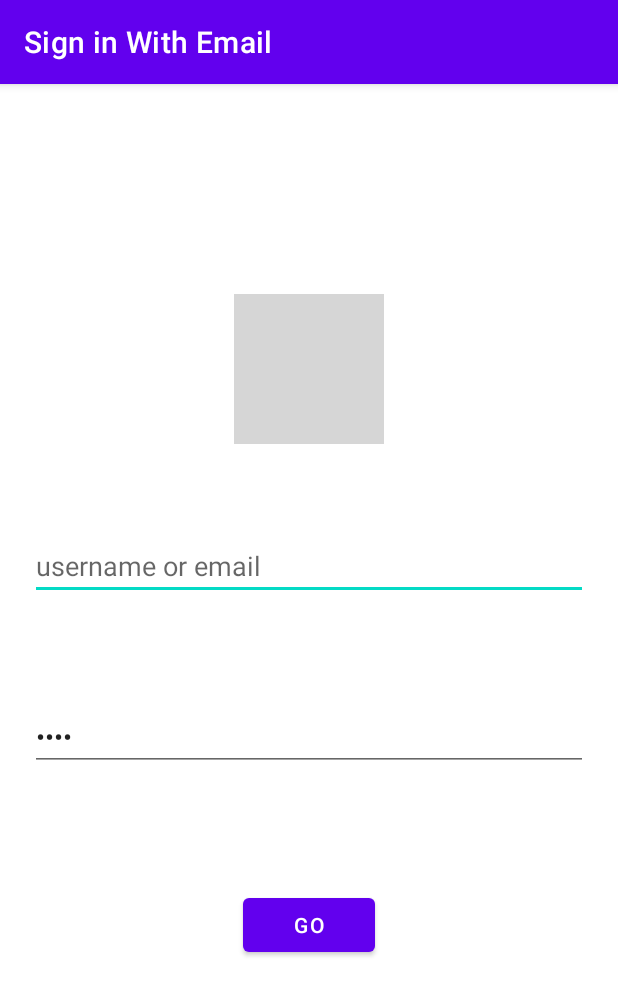
After one commit to maharshi66/PseudoGen, an Android app: the EmailSignInActivity screen opened directly, with no data from a screen before it, on a phone screen of 412 x 824 dp. The commit adds this screen. Shown: the top 996 px of the screen. Run offline under Robolectric (Android 15) with nearby library versions, the phone set to English and light mode, and no system bars; our stand-ins replace Firebase (no records; nobody signed in at launch, a user with empty details on screens opened directly); grey boxes are pictures that could not be loaded.

Commit message:
Added Firebase Authentication check. TODO: Check Database for existing usernames and Alert Dialog for signing up

```diff
--- a/app/build.gradle
+++ b/app/build.gradle
@@ -36,6 +36,8 @@ dependencies {
     implementation 'androidx.constraintlayout:constraintlayout:2.0.4'
     implementation platform('com.google.firebase:firebase-bom:26.1.0')
     implementation 'com.google.firebase:firebase-analytics'
+    implementation 'com.google.firebase:firebase-auth'
+    implementation 'com.google.android.gms:play-services-auth:19.0.0'
     implementation 'androidx.annotation:annotation:1.1.0'
     implementation 'androidx.lifecycle:lifecycle-livedata-ktx:2.2.0'
     implementation 'androidx.lifecycle:lifecycle-viewmodel-ktx:2.2.0'
--- /dev/null
+++ b/app/src/main/java/com/maharshiappdev/pseudogen/EmailSignInActivity.java
@@ -0,0 +1,56 @@
+package com.maharshiappdev.pseudogen;
+
+import androidx.annotation.NonNull;
+import androidx.appcompat.app.AppCompatActivity;
+
+import android.os.Bundle;
+import android.util.Log;
+import android.view.View;
+import android.widget.EditText;
+import android.widget.Toast;
+
+import com.google.android.gms.tasks.OnCompleteListener;
+import com.google.android.gms.tasks.Task;
+import com.google.firebase.auth.AuthResult;
+import com.google.firebase.auth.FirebaseAuth;
+import com.google.firebase.auth.FirebaseUser;
+
+public class EmailSignInActivity extends AppCompatActivity {
+    EditText usernameEditText;
+    EditText passwordEditText;
+    private FirebaseAuth mAuth = FirebaseAuth.getInstance();
+
+    public void signInClicked(View view)
+    {
+        if(mAuth.getCurrentUser() == null)
+        {
+            createNewUser(usernameEditText.getText().toString(), passwordEditText.getText().toString());
+        }
+    }
+
+    @Override
+    protected void onCreate(Bundle savedInstanceState) {
+        super.onCreate(savedInstanceState);
+        setContentView(R.layout.activity_email_sign_in);
+        setTitle("Sign in With Email");
+        usernameEditText = findViewById(R.id.usernameEditText);
+        passwordEditText = findViewById(R.id.passwordEditText);
+    }
+
+    public void createNewUser(String username, String password)
+    {
+        mAuth.createUserWithEmailAndPassword(username, password)
+        .addOnCompleteListener(this, new OnCompleteListener<AuthResult>() {
+            @Override
+            public void onComplete(@NonNull Task<AuthResult> task) {
+                if(task.isSuccessful())
+                {
+                    Log.i("INFO:", "User created " + username);
+                }else
+                {
+                    Toast.makeText(EmailSignInActivity.this, "Sign Up Failed", Toast.LENGTH_SHORT).show();
+                }
+            }
+        });
+    }
+}
--- /dev/null
+++ b/app/src/main/res/layout/activity_email_sign_in.xml
@@ -0,0 +1,68 @@
+<?xml version="1.0" encoding="utf-8"?>
+<androidx.constraintlayout.widget.ConstraintLayout xmlns:android="http://schemas.android.com/apk/res/android"
+    xmlns:app="http://schemas.android.com/apk/res-auto"
+    xmlns:tools="http://schemas.android.com/tools"
+    android:layout_width="match_parent"
+    android:layout_height="match_parent"
+    tools:context=".EmailSignInActivity">
+
+    <ImageView
+        android:id="@+id/imageView2"
+        android:layout_width="100dp"
+        android:layout_height="100dp"
+        android:layout_marginTop="121dp"
+        android:layout_marginBottom="510dp"
+        app:layout_constraintBottom_toBottomOf="parent"
+        app:layout_constraintEnd_toEndOf="parent"
+        app:layout_constraintHorizontal_bias="0.5"
+        app:layout_constraintStart_toStartOf="parent"
+        app:layout_constraintTop_toTopOf="parent"
+        app:srcCompat="@drawable/pseudogenlogo" />
+
+    <EditText
+        android:id="@+id/usernameEditText"
+        android:layout_width="0dp"
+        android:layout_height="wrap_content"
+        android:layout_marginStart="20dp"
+        android:layout_marginTop="50dp"
+        android:layout_marginEnd="20dp"
+        android:layout_marginBottom="415dp"
+        android:ems="10"
+        android:hint="username or email"
+        android:inputType="textPersonName"
+        app:layout_constraintBottom_toBottomOf="parent"
+        app:layout_constraintEnd_toEndOf="parent"
+        app:layout_constraintStart_toStartOf="parent"
+        app:layout_constraintTop_toBottomOf="@+id/imageView2" />
+
+    <EditText
+        android:id="@+id/passwordEditText"
+        android:layout_width="0dp"
+        android:layout_height="wrap_content"
+        android:layout_marginStart="20dp"
+        android:layout_marginTop="64dp"
+        android:layout_marginEnd="20dp"
+        android:layout_marginBottom="305dp"
+        android:ems="10"
+        android:hint="password"
+        android:inputType="textPersonName|textPassword"
+        android:text="Name"
+        app:layout_constraintBottom_toBottomOf="parent"
+        app:layout_constraintEnd_toEndOf="parent"
+        app:layout_constraintStart_toStartOf="parent"
+        app:layout_constraintTop_toBottomOf="@+id/usernameEditText" />
+
+    <Button
+        android:id="@+id/emailSignInButton"
+        android:layout_width="wrap_content"
+        android:layout_height="wrap_content"
+        android:layout_marginTop="76dp"
+        android:layout_marginBottom="181dp"
+        android:onClick="signInClicked"
+        android:text="Go"
+        app:layout_constraintBottom_toBottomOf="parent"
+        app:layout_constraintEnd_toEndOf="parent"
+        app:layout_constraintHorizontal_bias="0.5"
+        app:layout_constraintStart_toStartOf="parent"
+        app:layout_constraintTop_toBottomOf="@+id/passwordEditText" />
+</androidx.constraintlayout.widget.ConstraintLayout>
```
Also changed, not shown: app/src/main/AndroidManifest.xml (+5 -5 lines), app/src/main/java/com/maharshiappdev/pseudogen/LoginActivity.java (+13 -0 lines), app/src/main/java/com/maharshiappdev/pseudogen/MainActivity.java (+38 -7 lines), app/src/main/res/layout/activity_login.xml (+51 -4 lines), app/src/main/res/drawable/emailsignin.png (added), app/src/main/res/drawable/googlesignin.png (added).
